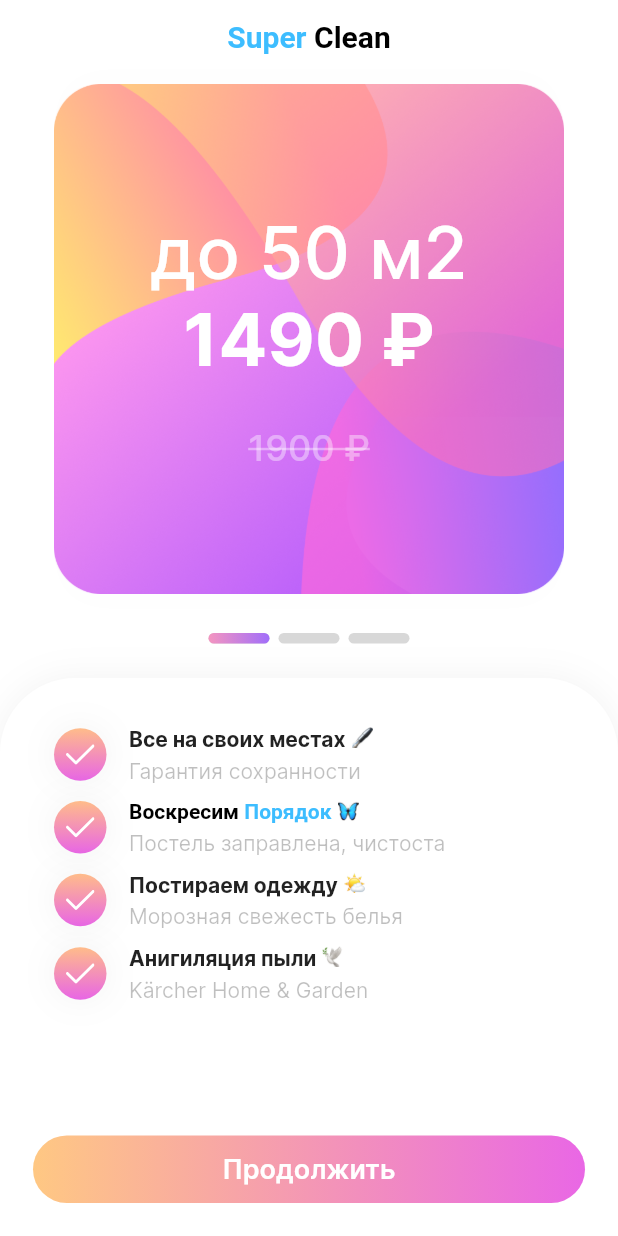
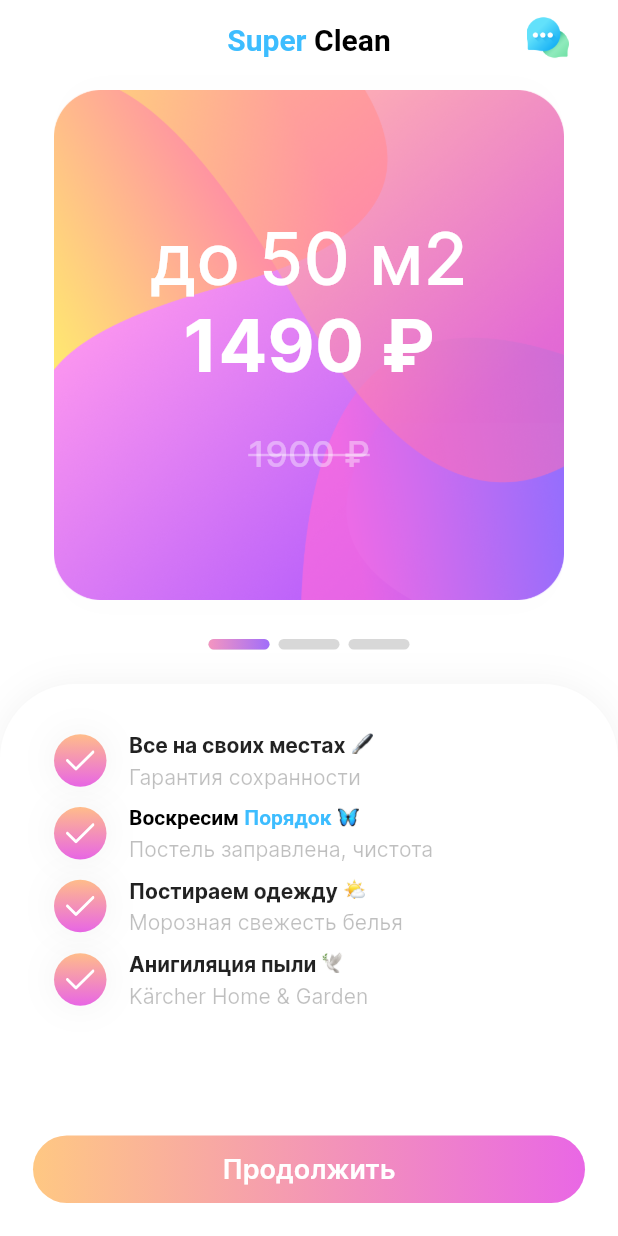
Before and after one commit to Flutfix/clean_view_pageview_form, a Flutter app: the screen it shows after launch, on a phone screen of 412 x 824 dp. Run offline on Flutter 3.47's test engine with Material 2 defaults, Android fonts, the phone set to English and light mode, and no system bars; our stand-ins replace dio, flutter_screenutil, flutter_svg, mask_text_input_formatter, rxdart, shared_preferences; missing offline and left inert: swipe.

Commit message:
Save ckient info after success order & chat button

```diff
--- a/lib/config/config.dart
+++ b/lib/config/config.dart
@@ -4,15 +4,19 @@ class AppConfig {
   // Название компании
   static const String companyName = 'Super Clean';
 
+  ///WhatsApp chat
+  static const String whatsAppUrl =
+      'https://api.whatsapp.com/send?phone=79855755577';
+
   /// Валюта
   static const String currency = 'руб';
   static const String currencySymbol = '₽';
 
   ///API Url
-  static const String apiUrl = "http://80.87.198.249:8888/";
+  static const String apiUrl = 'http://80.87.198.249:8888/';
 
   ///Шрифт
-  static const String fontFamilyInter = "Inter";
+  static const String fontFamilyInter = 'Inter';
 
   ///*------------------Цены-----------------------------*///
   /// 50 м2
--- a/lib/pages/plans_page_view/general.dart
+++ b/lib/pages/plans_page_view/general.dart
@@ -1,3 +1,5 @@
+import 'dart:developer';
+
 import 'package:flutter/material.dart';
 import 'package:flutter_application_1/config/config.dart';
 import 'package:flutter_application_1/controllers/general_controller.dart';
@@ -12,6 +14,7 @@ import 'package:flutter_application_1/widgets/custom_transition.dart';
 import 'package:flutter_screenutil/flutter_screenutil.dart';
 import 'package:flutter_svg/flutter_svg.dart';
 import 'package:provider/provider.dart';
+import 'package:url_launcher/url_launcher.dart';
 
 class General extends StatefulWidget {
   const General({Key? key}) : super(key: key);
@@ -71,7 +74,7 @@ class _GeneralState extends State<General> {
       ),
       PointRowModel(
         title: 'Воскресим Порядок',
-        description: 'Постель заправлена, чистоста',
+        description: 'Постель заправлена, чистота',
         icon: 'lib/assets/images/butterfly.png',
         isDoubleColor: true,
       ),
@@ -103,7 +106,19 @@ class _GeneralState extends State<General> {
     var controller = Provider.of<GeneralController>(context);
     double width = MediaQuery.of(context).size.width;
     return Scaffold(
-        appBar: const CustomAppBar(),
+        appBar: CustomAppBar(
+          isChatAvailable: true,
+          onChatTap: () async {
+            try {
+              if (await canLaunch(AppConfig.whatsAppUrl)) {
+                launch(AppConfig.whatsAppUrl);
+              }
+            } catch (e) {
+              // ignore: avoid_print
+              print(e);
+            }
+          },
+        ),
         backgroundColor: AppConfig.whiteColor,
         body: Column(
           mainAxisAlignment: MainAxisAlignment.spaceBetween,
@@ -171,9 +186,7 @@ class _GeneralState extends State<General> {
                       alignment: Alignment.bottomCenter,
                       child: Container(
                         width: width,
-                        height: MediaQuery.of(context).size.height > 812
-                            ? 354.h
-                            : 270.h,
+                        height: 354.h,
                         decoration: BoxDecoration(
                           color: AppConfig.whiteColor,
                           borderRadius: const BorderRadius.only(
--- a/lib/widgets/custom_app_bar.dart
+++ b/lib/widgets/custom_app_bar.dart
@@ -1,16 +1,22 @@
+import 'dart:developer';
+
 import 'package:flutter/material.dart';
 import 'package:flutter_application_1/config/config.dart';
 import 'package:flutter_svg/flutter_svg.dart';
 
 class CustomAppBar extends StatefulWidget implements PreferredSizeWidget {
-  final bool isBackArrow;
-  final double height;
-
   const CustomAppBar({
     Key? key,
     this.height = 60,
     this.isBackArrow = false,
+    this.isChatAvailable = false,
+    this.onChatTap,
   }) : super(key: key);
+
+  final bool isBackArrow;
+  final double height;
+  final bool isChatAvailable;
+  final Function()? onChatTap;
 
   @override
   State<CustomAppBar> createState() => _CustomAppBarState();
@@ -24,7 +30,7 @@ class _CustomAppBarState extends State<CustomAppBar> {
   Widget build(BuildContext context) {
     return SafeArea(
       child: Padding(
-        padding: const EdgeInsets.only(top: 10, bottom: 10.0),
+        padding: const EdgeInsets.symmetric(vertical: 10.0, horizontal: 22),
         child: Row(
           mainAxisAlignment: MainAxisAlignment.spaceBetween,
           children: [
@@ -46,9 +52,39 @@ class _CustomAppBarState extends State<CustomAppBar> {
             Padding(
                 padding: const EdgeInsets.only(top: 3),
                 child: _buildLogo(text: AppConfig.companyName)),
-            const SizedBox(width: 50),
+            widget.isChatAvailable
+                ? _buildChatButton(
+                    icon: 'lib/assets/images/chat.png',
+                    iconSize: 28,
+                    onTap: widget.onChatTap,
+                  )
+                : const SizedBox(width: 50),
           ],
         ),
+      ),
+    );
+  }
+
+  Widget _buildChatButton({
+    required String icon,
+    required Function()? onTap,
+    double? iconSize,
+  }) {
+    return GestureDetector(
+      behavior: HitTestBehavior.translucent,
+      onTap: onTap,
+      child: Stack(
+        alignment: Alignment.center,
+        children: [
+          const SizedBox(
+            height: 30,
+            width: 50,
+          ),
+          Image.asset(
+            icon,
+            width: iconSize,
+          ),
+        ],
       ),
     );
   }
--- a/pubspec.yaml
+++ b/pubspec.yaml
@@ -39,7 +39,9 @@ dependencies:
   rxdart: ^0.27.3
   provider: ^6.0.1
   dio: ^4.0.4
+  url_launcher: ^6.0.17
   mask_text_input_formatter: ^2.0.0
+  shared_preferences: ^2.0.9
   flutter_screenutil: ^5.0.1
   # flutter_vibrate: ^1.3.0
 
```
Also changed, not shown: lib/api/post_order.dart (renamed from lib/requests/post_order.dart, +12 -20 lines), lib/pages/filling_data/filling_data.dart (+41 -40 lines), pubspec.lock.
